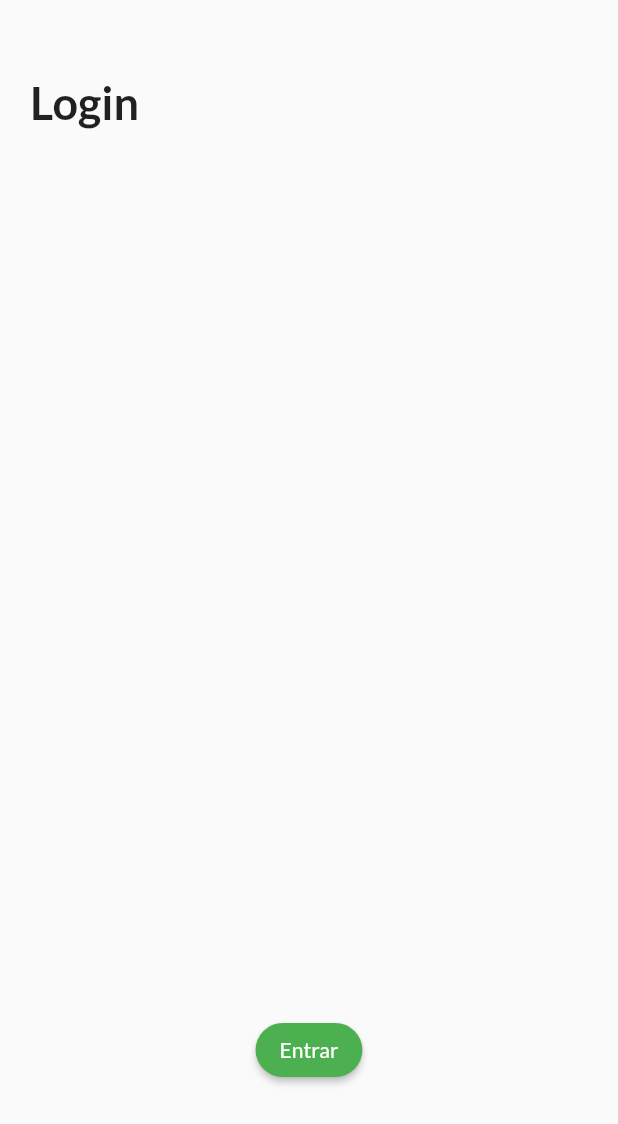
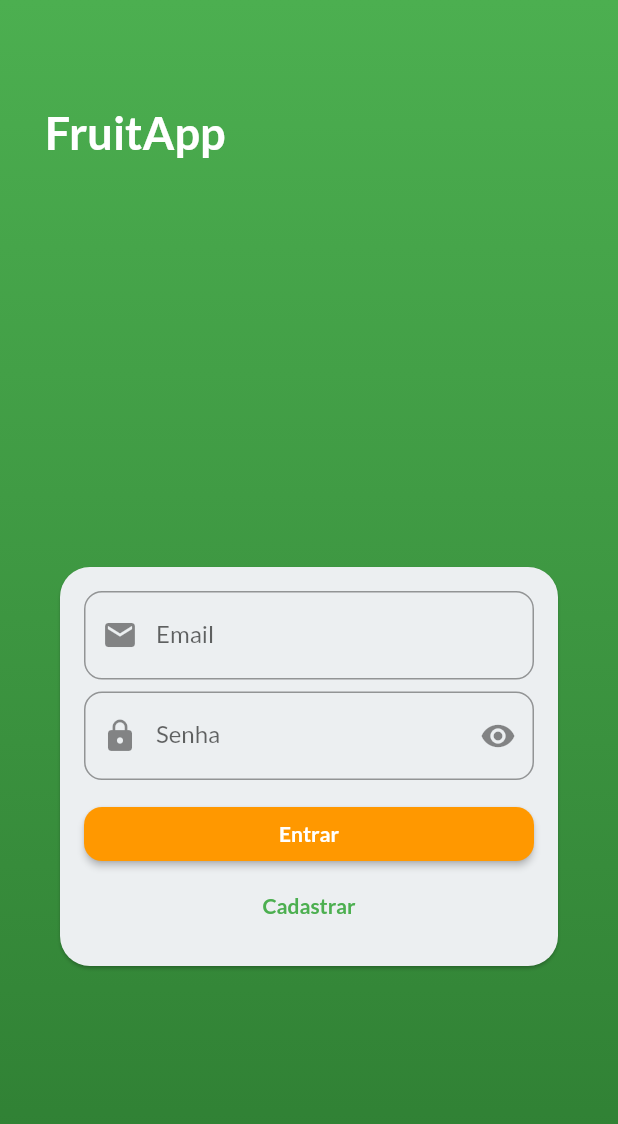
Before and after one commit to atom808/product_list, a Flutter app: the LoginPage screen opened directly, on a phone screen of 412 x 824 dp. Shown: the top 1124 px of the screen. Run offline on Flutter 3.47's test engine with Material 2 defaults, Android fonts, the phone set to English and light mode, and no system bars; our stand-ins replace google_fonts.

Commit message:
layouts de login e cadastro

```diff
--- a/lib/main.dart
+++ b/lib/main.dart
@@ -1,5 +1,5 @@
 import 'package:flutter/material.dart';
-import 'package:product_list/views/start_page.dart';
+import 'package:product_list/views/auth/login_page.dart';
 import 'package:google_fonts/google_fonts.dart';
 
 void main() {
@@ -24,7 +24,7 @@ class MyApp extends StatelessWidget {
         ),
         textTheme: GoogleFonts.latoTextTheme(),
       ),
-      home: const StartPage(),
+      home: const LoginPage(),
     );
   }
 }
--- a/lib/shared/widgets/buttons/decoration/button_decoration.dart
+++ b/lib/shared/widgets/buttons/decoration/button_decoration.dart
@@ -9,7 +9,9 @@ class PROButtonDecoration {
   }) {
     return ElevatedButton.styleFrom(
       primary: color,
-      shape: StadiumBorder(),
+      shape: RoundedRectangleBorder(
+        borderRadius: BorderRadius.circular(12)
+      ),
       maximumSize: Size.fromWidth(400),
     );
   }
@@ -17,7 +19,9 @@ class PROButtonDecoration {
 
   textButton ({Brightness brightness = Brightness.light}) {
     return TextButton.styleFrom(
-      shape: StadiumBorder(),
+        shape: RoundedRectangleBorder(
+            borderRadius: BorderRadius.circular(12)
+        ),
       maximumSize: Size.fromWidth(400),
       primary: Colors.orange
     );
--- a/lib/shared/widgets/buttons/primary_button.dart
+++ b/lib/shared/widgets/buttons/primary_button.dart
@@ -13,7 +13,7 @@ class PROPrimaryElevatedButton extends StatelessWidget {
       style: PROButtonDecoration().elevatedButton(
         color: Theme.of(context).colorScheme.primary
       ),
-      child: Text(label, style: TextStyle(color: Colors.white),),
+      child: Text(label, style: TextStyle(color: Colors.white, fontWeight: FontWeight.bold),),
     );
   }
 }
--- a/lib/shared/widgets/buttons/secondary_button.dart
+++ b/lib/shared/widgets/buttons/secondary_button.dart
@@ -13,7 +13,7 @@ class PROSecondaryElevatedButton extends StatelessWidget {
       style: PROButtonDecoration().elevatedButton(
         color: Theme.of(context).colorScheme.secondary,
       ),
-      child: Text(label, style: TextStyle(color: Colors.white),),
+      child: Text(label, style: TextStyle(color: Colors.white, fontWeight: FontWeight.bold),),
     );
   }
 }
--- a/lib/shared/widgets/buttons/text_button.dart
+++ b/lib/shared/widgets/buttons/text_button.dart
@@ -4,14 +4,15 @@ import 'package:product_list/shared/widgets/buttons/decoration/button_decoration
 class PROTextButton extends StatelessWidget {
   final String label;
   final void Function()? onPressed;
-  const PROTextButton({Key? key, required this.label, this.onPressed}) : super(key: key);
+  final Color color;
+  const PROTextButton({Key? key, required this.label, this.onPressed, this.color = Colors.black87}) : super(key: key);
 
   @override
   Widget build(BuildContext context) {
     return TextButton(
       onPressed: onPressed,
       style: PROButtonDecoration().textButton(),
-      child: Text(label, style: TextStyle(color: Colors.white),),
+      child: Text(label, style: TextStyle(color: color, fontWeight: FontWeight.bold),),
     );
   }
 }
--- /dev/null
+++ b/lib/shared/widgets/inputs/decoration/input_decoration.dart
@@ -0,0 +1,26 @@
+import 'package:flutter/material.dart';
+
+class PROInputDecoration {
+
+  textInputDecoration({
+    required String label,
+    String? hint,
+    IconData? icon,
+    IconButton? suffixIconButton,
+    bool enabled = true,
+
+  }) {
+    return InputDecoration(
+      label: Text(label),
+      hintText: hint,
+      prefixIcon: Icon(icon),
+      suffixIcon: suffixIconButton,
+      enabled: enabled,
+      border: OutlineInputBorder(
+        borderRadius: BorderRadius.circular(12)
+      )
+
+    );
+  }
+
+}
--- /dev/null
+++ b/lib/shared/widgets/inputs/password_input.dart
@@ -0,0 +1,31 @@
+import 'package:flutter/material.dart';
+
+import 'decoration/input_decoration.dart';
+
+class PROPasswordInput extends StatefulWidget {
+  final String label;
+  final TextEditingController controller;
+
+  const PROPasswordInput({Key? key, required this.label, required this.controller}) : super(key: key);
+
+  @override
+  _PROPasswordInputState createState() => _PROPasswordInputState();
+}
+
+class _PROPasswordInputState extends State<PROPasswordInput> {
+  @override
+  Widget build(BuildContext context) {
+    return TextFormField(
+      controller: widget.controller,
+      decoration: PROInputDecoration().textInputDecoration(
+        label: widget.label,
+        icon: Icons.lock,
+        suffixIconButton: IconButton(
+          icon: Icon(Icons.remove_red_eye),
+          onPressed: () {},
+        )
+      ),
+      obscureText: true,
+    );
+  }
+}
--- /dev/null
+++ b/lib/shared/widgets/inputs/text_input.dart
@@ -0,0 +1,28 @@
+import 'package:flutter/material.dart';
+import 'decoration/input_decoration.dart';
+
+class PROTextInput extends StatefulWidget {
+  final String label;
+  final TextEditingController controller;
+  final IconData? icon;
+
+  const PROTextInput(
+      {Key? key, required this.label, required this.controller, this.icon})
+      : super(key: key);
+
+  @override
+  _PROTextInputState createState() => _PROTextInputState();
+}
+
+class _PROTextInputState extends State<PROTextInput> {
+  @override
+  Widget build(BuildContext context) {
+    return TextFormField(
+      controller: widget.controller,
+      decoration: PROInputDecoration().textInputDecoration(
+        label: widget.label,
+        icon: widget.icon,
+      ),
+    );
+  }
+}
--- /dev/null
+++ b/lib/views/auth/login_page.dart
@@ -0,0 +1,106 @@
+import 'package:flutter/cupertino.dart';
+import 'package:flutter/material.dart';
+import 'package:product_list/shared/widgets/buttons/primary_button.dart';
+import 'package:product_list/shared/widgets/buttons/secondary_button.dart';
+import 'package:product_list/shared/widgets/buttons/text_button.dart';
+import 'package:product_list/shared/widgets/inputs/password_input.dart';
+import 'package:product_list/shared/widgets/inputs/text_input.dart';
+import 'package:product_list/shared/widgets/text/pro_main_title_text_widget.dart';
+import 'package:product_list/views/auth/register_page.dart';
+
+class LoginPage extends StatefulWidget {
+  const LoginPage({Key? key}) : super(key: key);
+
+  @override
+  _LoginPageState createState() => _LoginPageState();
+}
+
+class _LoginPageState extends State<LoginPage> {
+  final GlobalKey<FormState> _loginFormKey = GlobalKey<FormState>();
+  TextEditingController emailController = TextEditingController();
+  TextEditingController passwordController = TextEditingController();
+
+  @override
+  Widget build(BuildContext context) {
+    return Container(
+      decoration: const BoxDecoration(
+          gradient: LinearGradient(
+              begin: Alignment.topCenter,
+              end: Alignment.bottomCenter,
+              colors: [Colors.green, Color(0xFF2E7D32)])),
+      child: Scaffold(
+        backgroundColor: Colors.transparent,
+        body: Column(
+          children: [
+            Padding(
+              padding: EdgeInsets.fromLTRB(30, 70, 20, 20),
+              child: Align(
+                  alignment: Alignment.centerLeft,
+                  child: PROMainTitleTextWidget(
+                    text: 'FruitApp',
+                    color: Colors.white,
+                  )),
+            ),
+            Spacer(),
+            Card(
+              shape: RoundedRectangleBorder(
+                  borderRadius: BorderRadius.circular(20)),
+              margin: EdgeInsets.symmetric(horizontal: 40),
+              child: Padding(
+                padding: const EdgeInsets.all(16.0),
+                child: Form(
+                  key: _loginFormKey,
+                  child: Column(
+                    children: [
+                      Container(
+                        child: PROTextInput(
+                          label: 'Email',
+                          controller: emailController,
+                          icon: Icons.email,
+                        ),
+                      ),
+                      Divider(
+                        color: Colors.transparent,
+                        height: 8,
+                      ),
+                      PROPasswordInput(
+                        label: 'Senha',
+                        controller: passwordController,
+                      ),
+                      Divider(
+                        color: Colors.transparent,
+                        height: 12,
+                      ),
+                      Container(
+                        width: double.infinity,
+                        child: PROSecondaryElevatedButton(
+                          label: 'Entrar',
+                          onPressed: () {},
+                        ),
+                      ),
+                      Container(
+                        width: double.infinity,
+                        child: PROTextButton(
+                          label: 'Cadastrar',
+                          color: Theme.of(context).colorScheme.primary,
+                          onPressed: () {
+                            Navigator.of(context).push(CupertinoPageRoute(
+                                builder: (_) => RegisterPage()));
+                          },
+                        ),
+                      ),
+                    ],
+                  ),
+                ),
+              ),
+            ),
+            Divider(
+              color: Colors.transparent,
+              height: 180,
+            )
+          ],
+        ),
+      ),
+    );
+  }
+}
--- a/lib/views/login_page.dart
+++ /dev/null
@@ -1,42 +0,0 @@
-import 'package:flutter/material.dart';
-import 'package:product_list/shared/widgets/buttons/primary_button.dart';
-import 'package:product_list/shared/widgets/text/pro_main_title_text_widget.dart';
-
-
-class LoginPage extends StatefulWidget {
-  const LoginPage({Key? key}) : super(key: key);
-
-  @override
-  _LoginPageState createState() => _LoginPageState();
-}
-
-class _LoginPageState extends State<LoginPage> {
-  @override
-  Widget build(BuildContext context) {
-    return Scaffold(
-      body: Column(
-        children: [
-          Padding(
-            padding: EdgeInsets.fromLTRB(20, 50, 20, 20),
-            child: Align(
-                alignment: Alignment.centerLeft,
-                child: PROMainTitleTextWidget(text: 'Login')),
-          ),
-          Spacer(),
-          PROPrimaryElevatedButton(
-            label: 'Entrar',
-            onPressed: () {
-              // Navigator.push(
-              //     context,
-              //     CupertinoPageRoute(
-              //         builder: (context) => LoginPage()
-              //     )
-              // );
-            },
-          ),
-          Divider(color: Colors.transparent, height: 100,)
-        ],
-      ),
-    );
-  }
-}
```
Also changed, not shown: lib/views/auth/register_page.dart (added, +101 -0 lines), lib/views/start_page.dart (deleted, +0 -79 lines).
